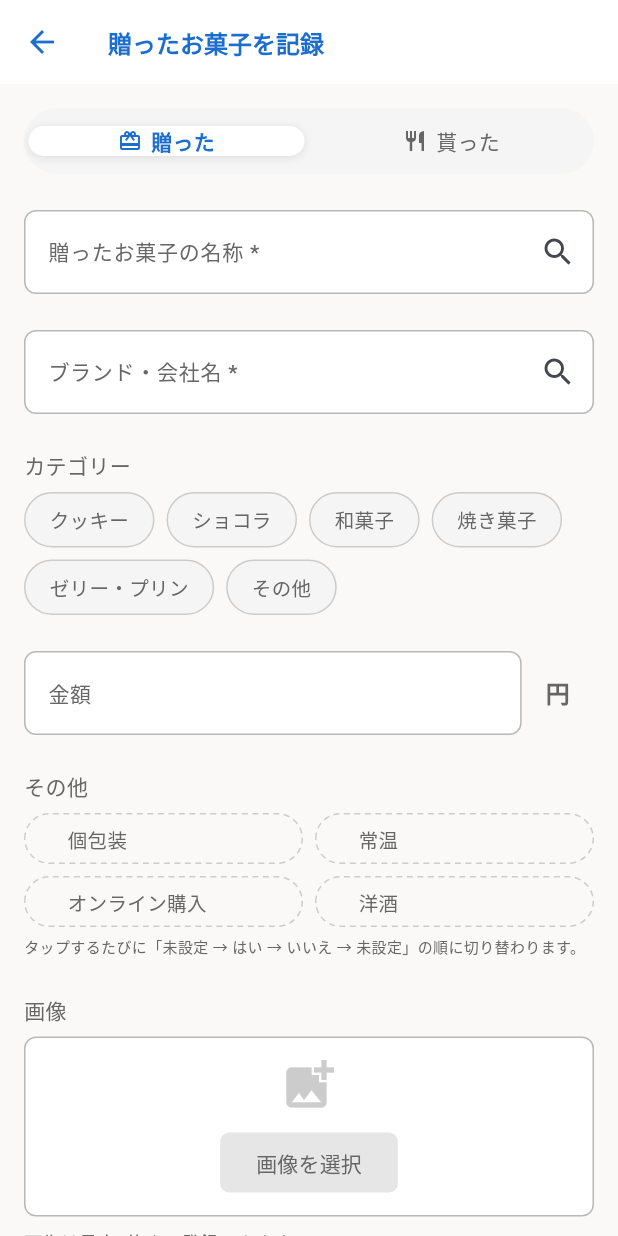
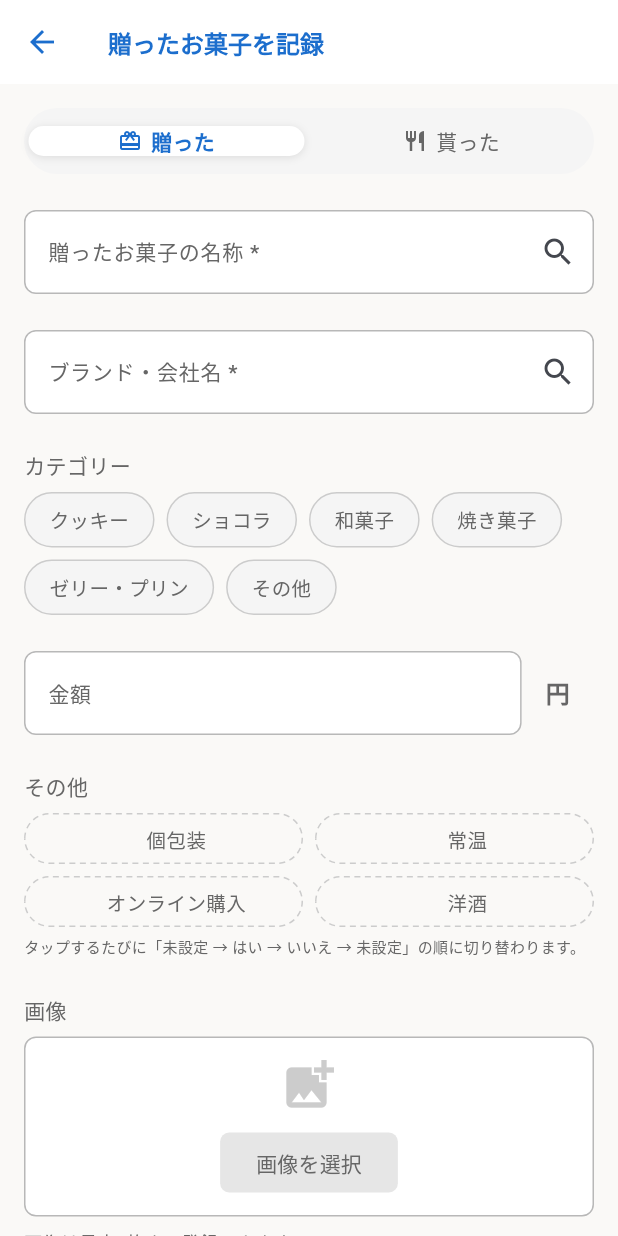
Before and after one commit to erablea/alamode_app, a Flutter app: the screen it shows once a user with an empty profile is signed in, item 3 of the bottom bar chosen, after a tap on the "add" icon, on a phone screen of 412 x 824 dp. Run offline on Flutter 3.47's test engine with Material 3 defaults, Android fonts, the phone set to English and light mode, and no system bars; our stand-ins replace cached_network_image, image_picker, shared_preferences, supabase_flutter, syncfusion_flutter_datepicker; accounts and stored records are empty; Roboto replaces fonts that are missing (ZenMaruGothic); project files that could hold a hidden picture were left out.

Commit message:
その他条件ボタンの高さジャンプとボタンサイズ不一致を修正
原因は2つあった。
1. Container.decoration.borderは状態によってnullと実線を切り替えていたが、
   Border有無でContainerの暗黙のpaddingが変わり、タップのたびに高さが
   2px前後ガクッと変化していた。枠線を常にCustomPaintで描画する方式に
   統一し、BoxDecoration.borderを一切使わないようにして解消。
2. 編集フォーム側のボタンはコンテンツ幅にフィットしてしまい、ラベルの
   長さでボタンの見た目のサイズがバラバラになっていた。Container自体に
   幅いっぱい（Expandedの枠と同じ幅）を強制し、内容は中央寄せにすることで
   ラベル長に関わらずボタンサイズが常に一定になるよう修正。

widget test（flutter test、コミットには含めないスクラッチ版）で状態を
一巡させてもサイズが変わらないことを確認済み。

```diff
--- a/lib/view/memo.dart
+++ b/lib/view/memo.dart
@@ -335,15 +335,18 @@ class CommonWidgets {
 
     // アイコン分の幅を状態によらず常に確保し、ラベルの位置がずれないようにする。
     // 高さも常に固定し、ラベルの長さで他のボタンの位置がずれないようにする。
-    // constrainText=trueの場合（Expandedなど幅が確定している文脈）はFlexibleで
-    // 実際の幅を確保してからellipsisを効かせる。Row自体が非確定幅を渡す文脈
-    // （Wrap内など）ではFlexibleを使うとRenderFlexが壊れるため使わない。
+    // constrainText=trueの場合（Expandedなど幅が確定している文脈）はボタン自体を
+    // 常に枠いっぱいの幅にし（mainAxisSize.max + 中央寄せ）、文字の長さでボタンの
+    // 見た目のサイズが変わらないようにする。あわせてFlexibleで実際の幅を確保して
+    // からellipsisを効かせる。Row自体が非確定幅を渡す文脈（Wrap内など）では
+    // Flexibleや幅いっぱい指定を使うとRenderFlexが壊れるため使わない。
     Widget chipContent = Padding(
       padding: const EdgeInsets.symmetric(horizontal: 12, vertical: 8),
       child: SizedBox(
         height: 18,
         child: Row(
-          mainAxisSize: MainAxisSize.min,
+          mainAxisSize: constrainText ? MainAxisSize.max : MainAxisSize.min,
+          mainAxisAlignment: MainAxisAlignment.center,
           children: [
             SizedBox(
               width: 17,
@@ -357,23 +360,25 @@ class CommonWidgets {
 
     // 常に同じウィジェット構造を維持してレイアウトシフトを防ぐ。
     // clipBehaviorではみ出た分を切り取り、隣のチップの位置がずれないようにする。
+    // 枠線はBoxDecoration.borderではなく常にCustomPaintで描画する。
+    // BoxDecoration.borderを使うと状態によって（実線あり/なしで）Containerの
+    // 暗黙のpaddingが変わり、タップのたびにボタンの高さがガクッと変わってしまうため。
     Widget chip = Stack(
       children: [
         Container(
+          width: constrainText ? double.infinity : null,
           clipBehavior: Clip.hardEdge,
           decoration: BoxDecoration(
             color: bgColor,
             borderRadius: BorderRadius.circular(20),
-            border: isDashed ? null : Border.all(color: borderColor, width: 1),
           ),
           child: chipContent,
         ),
-        if (isDashed)
-          Positioned.fill(
-            child: CustomPaint(
-              painter: _DashedBorderPainter(color: borderColor, radius: 20),
-            ),
-          ),
+        Positioned.fill(
+          child: CustomPaint(
+            painter: _DashedBorderPainter(color: borderColor, radius: 20, dashed: isDashed),
+          ),
+        ),
       ],
     );
 
@@ -543,7 +548,8 @@ enum SearchType { name, brand }
 class _DashedBorderPainter extends CustomPainter {
   final Color color;
   final double radius;
-  const _DashedBorderPainter({required this.color, required this.radius});
+  final bool dashed;
+  const _DashedBorderPainter({required this.color, required this.radius, this.dashed = true});
 
   @override
   void paint(Canvas canvas, Size size) {
@@ -551,12 +557,16 @@ class _DashedBorderPainter extends CustomPainter {
       ..color = color
       ..strokeWidth = 1
       ..style = PaintingStyle.stroke;
-    const dashLen = 4.0;
-    const gapLen = 3.0;
     final rrect = RRect.fromRectAndRadius(
       Rect.fromLTWH(0.5, 0.5, size.width - 1, size.height - 1),
       Radius.circular(radius),
     );
+    if (!dashed) {
+      canvas.drawRRect(rrect, paint);
+      return;
+    }
+    const dashLen = 4.0;
+    const gapLen = 3.0;
     final path = Path()..addRRect(rrect);
     final metrics = path.computeMetrics();
     for (final metric in metrics) {
@@ -569,7 +579,7 @@ class _DashedBorderPainter extends CustomPainter {
   }
 
   @override
-  bool shouldRepaint(_DashedBorderPainter old) => old.color != color;
+  bool shouldRepaint(_DashedBorderPainter old) => old.color != color || old.dashed != dashed;
 }
 
 class PresentManagementService {
```
